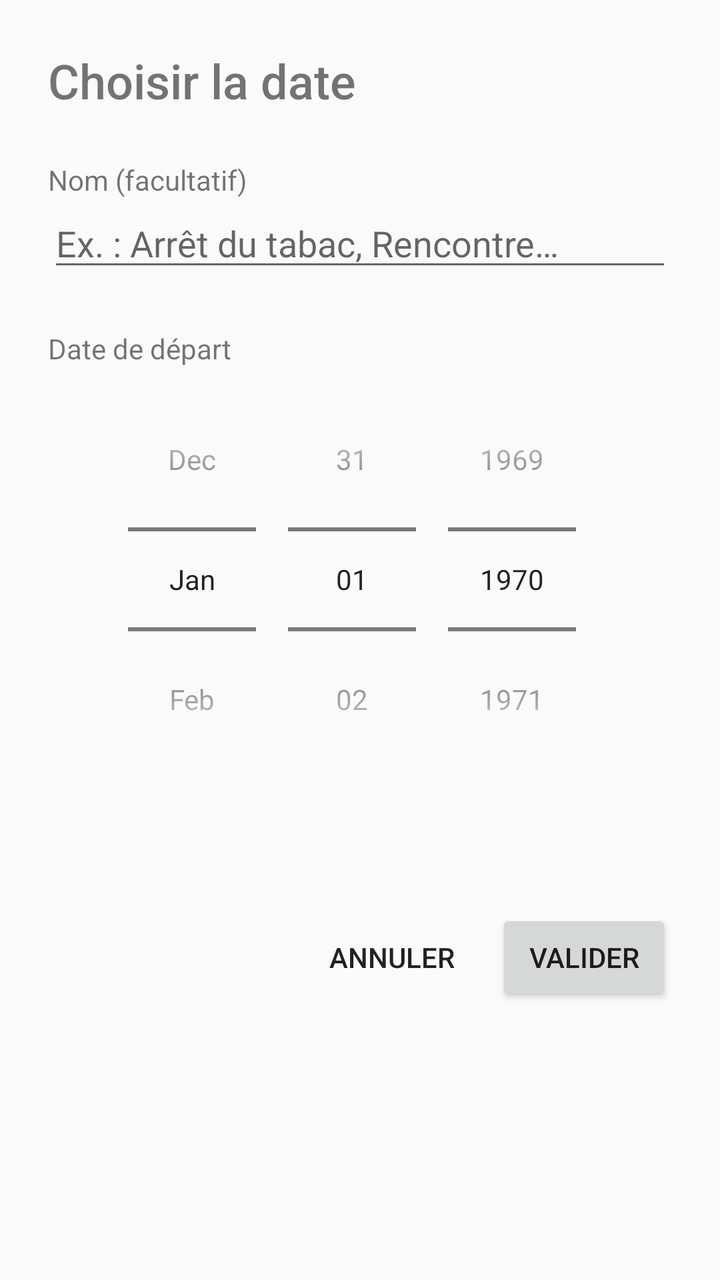
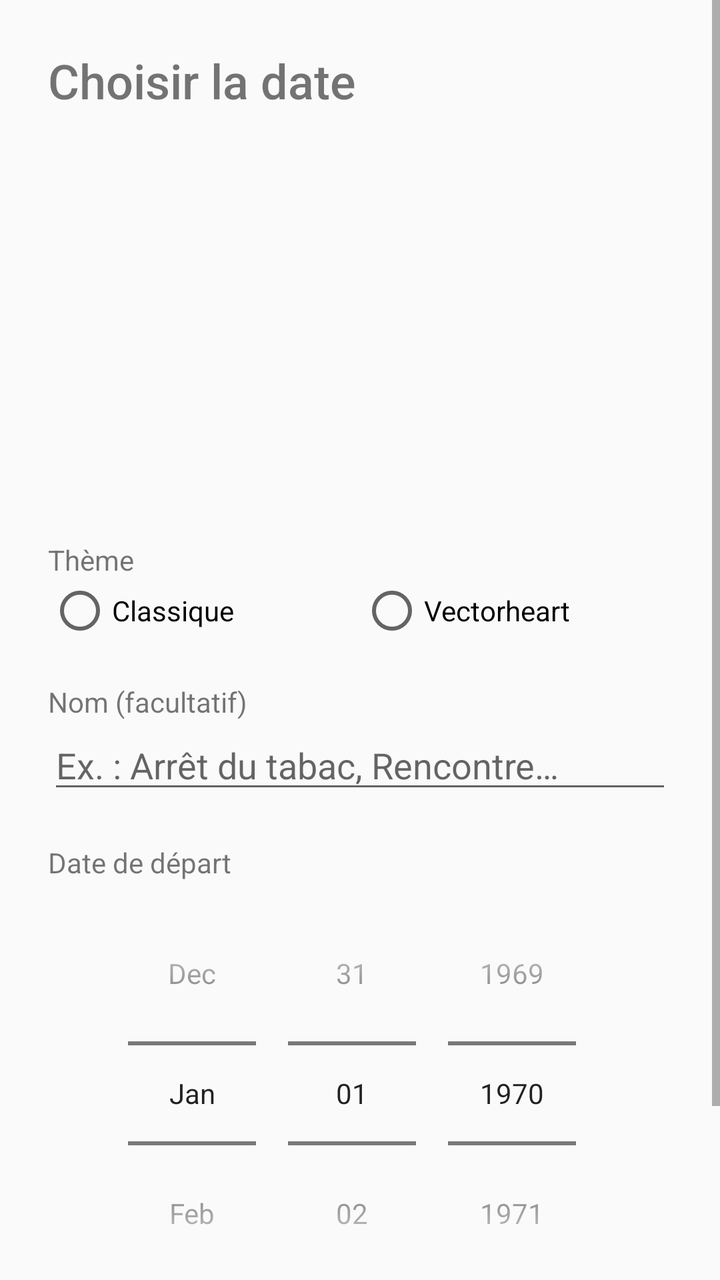

Compare the two renders of this Android layout. The source of the first and the diff that turns it into the second are given below.
<!-- AndroidManifest.xml: application theme AppTheme -->
<!-- res/layout/activity_config.xml -->
<?xml version="1.0" encoding="utf-8"?>
<ScrollView xmlns:android="http://schemas.android.com/apk/res/android"
    android:layout_width="match_parent"
    android:layout_height="match_parent"
    android:fitsSystemWindows="true">

    <LinearLayout
        android:layout_width="match_parent"
        android:layout_height="wrap_content"
        android:orientation="vertical"
        android:padding="24dp">

        <TextView
            android:layout_width="wrap_content"
            android:layout_height="wrap_content"
            android:fontFamily="sans-serif-medium"
            android:text="@string/config_title"
            android:textSize="24sp" />

        <TextView
            android:layout_width="wrap_content"
            android:layout_height="wrap_content"
            android:layout_marginTop="24dp"
            android:text="@string/config_label_title"
            android:textSize="14sp" />

        <EditText
            android:id="@+id/label_input"
            android:layout_width="match_parent"
            android:layout_height="wrap_content"
            android:hint="@string/config_label_hint"
            android:importantForAutofill="no"
            android:inputType="textCapSentences"
            android:maxLength="30"
            android:maxLines="1" />

        <TextView
            android:layout_width="wrap_content"
            android:layout_height="wrap_content"
            android:layout_marginTop="24dp"
            android:text="@string/config_date_title"
            android:textSize="14sp" />

        <DatePicker
            android:id="@+id/date_picker"
            android:layout_width="wrap_content"
            android:layout_height="wrap_content"
            android:layout_gravity="center_horizontal"
            android:calendarViewShown="false"
            android:datePickerMode="spinner" />

        <TextView
            android:id="@+id/preview_text"
            android:layout_width="match_parent"
            android:layout_height="wrap_content"
            android:layout_marginTop="8dp"
            android:fontFamily="sans-serif-medium"
            android:gravity="center"
            android:textColor="@color/brand"
            android:textSize="20sp" />

        <LinearLayout
            android:layout_width="match_parent"
            android:layout_height="wrap_content"
            android:layout_marginTop="24dp"
            android:gravity="end"
            android:orientation="horizontal">

            <Button
                android:id="@+id/cancel_button"
                style="?android:attr/borderlessButtonStyle"
                android:layout_width="wrap_content"
                android:layout_height="wrap_content"
                android:text="@string/config_cancel" />

            <Button
                android:id="@+id/save_button"
                android:layout_width="wrap_content"
                android:layout_height="wrap_content"
                android:layout_marginStart="8dp"
                android:text="@string/config_save" />
        </LinearLayout>
    </LinearLayout>
</ScrollView>
<!-- resources referenced by this layout -->
<resources>
  <color name="brand">#FFB74D</color>
  <string name="config_cancel">Annuler</string>
  <string name="config_date_title">Date de départ</string>
  <string name="config_label_hint">Ex. : Arrêt du tabac, Rencontre…</string>
  <string name="config_label_title">Nom (facultatif)</string>
  <string name="config_save">Valider</string>
  <string name="config_title">Choisir la date</string>
  <style name="AppTheme" parent="android:Theme.Material.Light.NoActionBar">
          <item name="android:colorAccent">@color/brand</item>
          <item name="android:colorPrimary">@color/ic_launcher_bg</item>
          <item name="android:statusBarColor">@android:color/transparent</item>
          <item name="android:windowLightStatusBar">true</item>
      </style>
  <color name="ic_launcher_bg">#1E1E24</color>
</resources>

<!-- the commit's change to res/layout/activity_config.xml (unified diff, before → after) -->
@@ -17,10 +17,46 @@
             android:text="@string/config_title"
             android:textSize="24sp" />
 
+        
+        <FrameLayout
+            android:id="@+id/preview_container"
+            android:layout_width="170dp"
+            android:layout_height="170dp"
+            android:layout_gravity="center_horizontal"
+            android:layout_marginTop="20dp" />
+
         <TextView
             android:layout_width="wrap_content"
             android:layout_height="wrap_content"
             android:layout_marginTop="24dp"
+            android:text="@string/config_theme_title"
+            android:textSize="14sp" />
+
+        <RadioGroup
+            android:id="@+id/theme_group"
+            android:layout_width="match_parent"
+            android:layout_height="wrap_content"
+            android:orientation="horizontal">
+
+            <RadioButton
+                android:id="@+id/theme_classic"
+                android:layout_width="0dp"
+                android:layout_height="wrap_content"
+                android:layout_weight="1"
+                android:text="@string/theme_classic" />
+
+            <RadioButton
+                android:id="@+id/theme_vectorheart"
+                android:layout_width="0dp"
+                android:layout_height="wrap_content"
+                android:layout_weight="1"
+                android:text="@string/theme_vectorheart" />
+        </RadioGroup>
+
+        <TextView
+            android:layout_width="wrap_content"
+            android:layout_height="wrap_content"
+            android:layout_marginTop="20dp"
             android:text="@string/config_label_title"
             android:textSize="14sp" />
 
@@ -37,7 +73,7 @@
         <TextView
             android:layout_width="wrap_content"
             android:layout_height="wrap_content"
-            android:layout_marginTop="24dp"
+            android:layout_marginTop="20dp"
             android:text="@string/config_date_title"
             android:textSize="14sp" />
 
@@ -49,20 +85,10 @@
             android:calendarViewShown="false"
             android:datePickerMode="spinner" />
 
-        <TextView
-            android:id="@+id/preview_text"
-            android:layout_width="match_parent"
-            android:layout_height="wrap_content"
-            android:layout_marginTop="8dp"
-            android:fontFamily="sans-serif-medium"
-            android:gravity="center"
-            android:textColor="@color/brand"
-            android:textSize="20sp" />
-
         <LinearLayout
             android:layout_width="match_parent"
             android:layout_height="wrap_content"
-            android:layout_marginTop="24dp"
+            android:layout_marginTop="16dp"
             android:gravity="end"
             android:orientation="horizontal">
 
<!-- resource entries referenced after the edit -->
@@ -6,7 +6,10 @@
   <string name="config_label_hint">Ex. : Arrêt du tabac, Rencontre…</string>
   <string name="config_label_title">Nom (facultatif)</string>
   <string name="config_save">Valider</string>
+  <string name="config_theme_title">Thème</string>
   <string name="config_title">Choisir la date</string>
+  <string name="theme_classic">Classique</string>
+  <string name="theme_vectorheart">Vectorheart</string>
   <style name="AppTheme" parent="android:Theme.Material.Light.NoActionBar">
           <item name="android:colorAccent">@color/brand</item>
           <item name="android:colorPrimary">@color/ic_launcher_bg</item>
